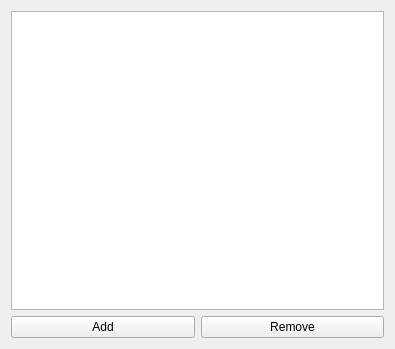
Above: Qt Repo/QtTest2/hierarchy.ui from Skyway666/Qt-Practice before the change. Below: the same form after it.
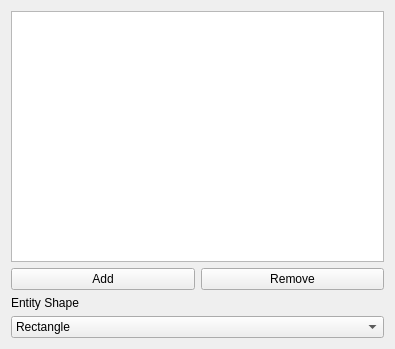
That is the form after the change.

Commit message:
Entity creation and draw system
- Structures for elipsis and rectangle created
- repaint() function is called when an object is created (should be triggered in every action that modifies the scene)
- Added selector to create circles and rectangles in the scene

```diff
--- a/Qt Repo/QtTest2/hierarchy.ui
+++ b/Qt Repo/QtTest2/hierarchy.ui
@@ -35,6 +35,27 @@
      </item>
     </layout>
    </item>
+   <item>
+    <widget class="QLabel" name="label">
+     <property name="text">
+      <string>Entity Shape</string>
+     </property>
+    </widget>
+   </item>
+   <item>
+    <widget class="QComboBox" name="entityTypeSelector">
+     <item>
+      <property name="text">
+       <string>Rectangle</string>
+      </property>
+     </item>
+     <item>
+      <property name="text">
+       <string>Elipsis</string>
+      </property>
+     </item>
+    </widget>
+   </item>
   </layout>
  </widget>
  <resources/>
```
The commit also changes 5 other files.
